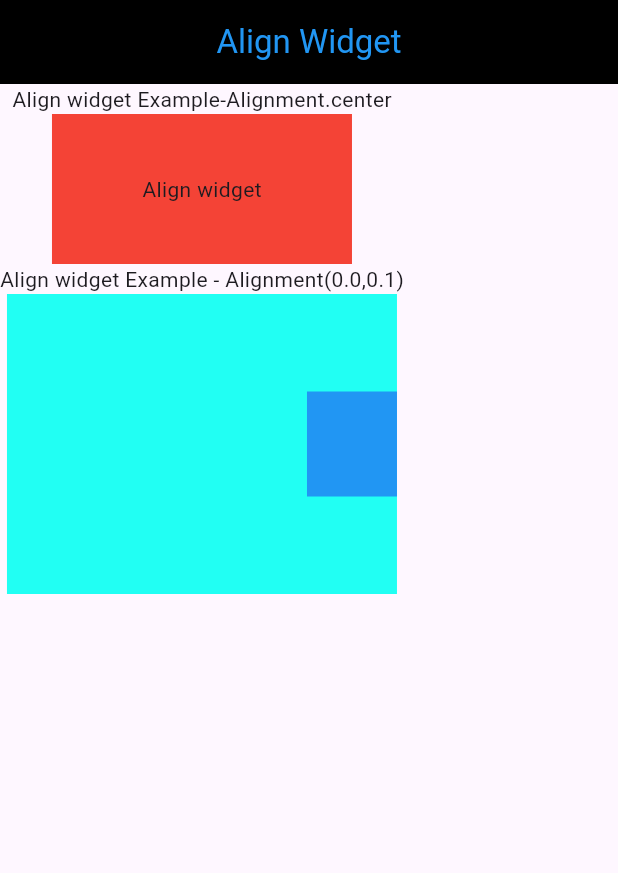
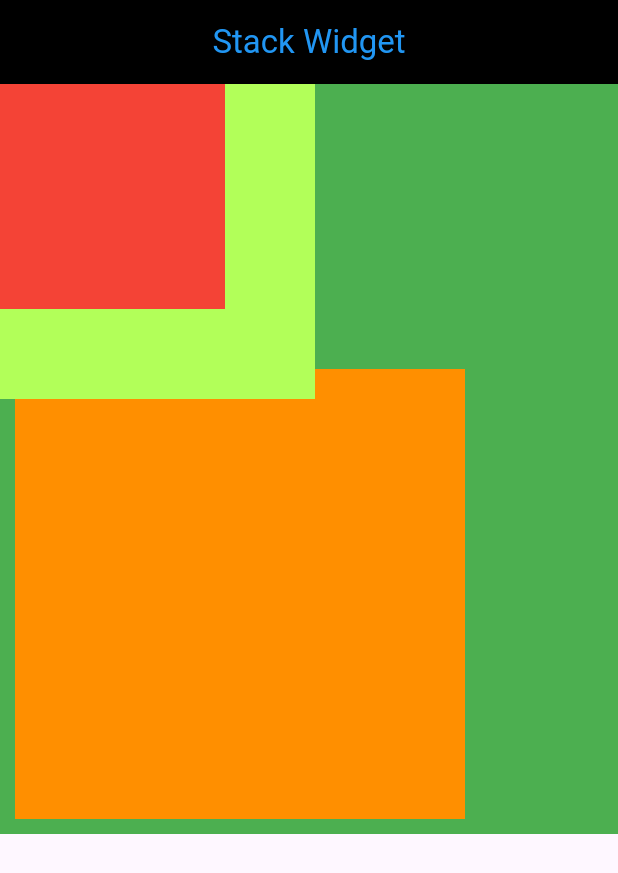
Before and after one commit to Mahafujmr/flutter_all_weiget_practice, a Flutter app: the screen it shows after launch, on a phone screen of 412 x 824 dp. Shown: the top 873 px of the screen. Run offline on Flutter 3.47's test engine with Material 3 defaults, Android fonts, the phone set to English and light mode, and no system bars.

Commit message:
flutter stack widget

```diff
--- /dev/null
+++ b/lib/layout_widgets/stack_widget.dart
@@ -0,0 +1,42 @@
+// flutter stack widget
+import 'package:flutter/material.dart';
+
+class StackWidget extends StatelessWidget {
+  const StackWidget({super.key});
+  @override
+  Widget build(BuildContext context) {
+    return Scaffold(
+      appBar: AppBar(
+        backgroundColor: Colors.black,
+        title: Text(
+          'Stack Widget',
+          style: TextStyle(fontSize: 22, color: Colors.blue),
+        ),
+        centerTitle: true,
+      ),
+      body: Container(
+        width: double.infinity,
+        height: 500,
+        color: Colors.green,
+        child: Stack(
+          alignment: Alignment.topLeft,
+          children: [
+            Positioned(
+              bottom: 10,
+              left: 10,
+              child: Container(
+                width: 300,
+                height: 300,
+                color: Colors.amber[800],
+              ),
+            ),
+
+            Container(width: 210, height: 210, color: Colors.lightGreenAccent),
+
+            Container(width: 150, height: 150, color: Colors.red),
+          ],
+        ),
+      ),
+    );
+  }
+}
--- a/lib/main.dart
+++ b/lib/main.dart
@@ -1,5 +1,5 @@
 import 'package:flutter/material.dart';
-import 'package:flutter_all_widget_practice/layout_widgets/align_widget.dart';
+import 'package:flutter_all_widget_practice/layout_widgets/stack_widget.dart';
 
 void main() {
   runApp(MyApp());
@@ -26,7 +26,7 @@ class MyApp extends StatelessWidget {
 
       // builder is call back function
       //builder: (context, child) => ,
-      home: AlignWidget(),
+      home: StackWidget(),
     );
   }
 }
```
